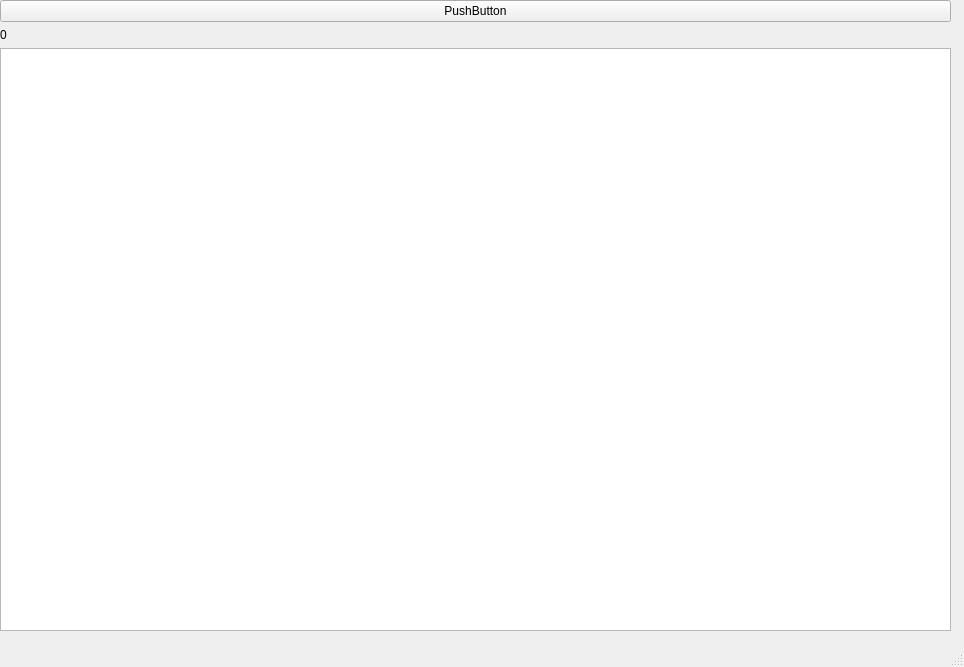
robomarvin1501/DISLoggerAndSQLExporter, file DataExporter.ui: the form before one commit.
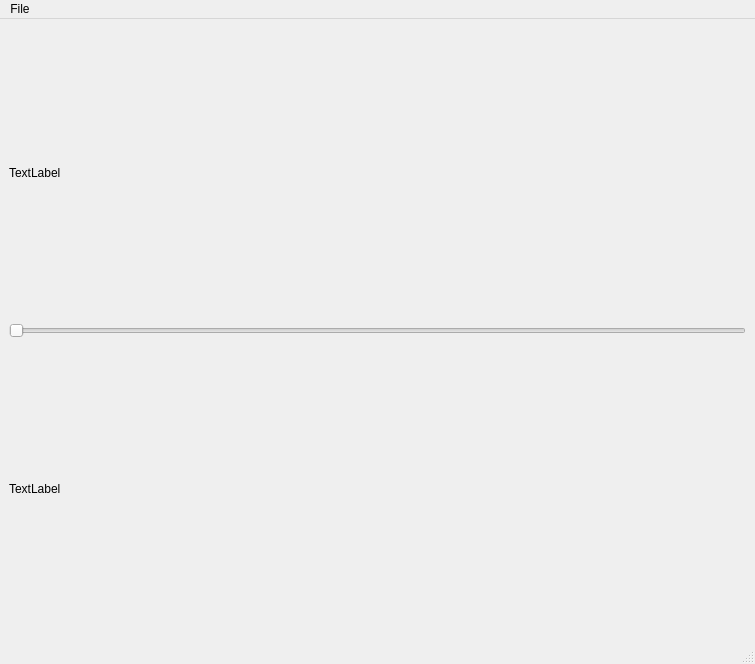
The form after the commit.

Commit message: Custom widget, and a bunch of temporary ideas in the UI

Patch:
```diff
--- a/DataExporter.ui
+++ b/DataExporter.ui
@@ -6,64 +6,58 @@
    <rect>
     <x>0</x>
     <y>0</y>
-    <width>964</width>
-    <height>667</height>
+    <width>755</width>
+    <height>664</height>
    </rect>
   </property>
   <property name="windowTitle">
    <string>MainWindow</string>
   </property>
   <widget class="QWidget" name="centralwidget">
-   <widget class="QWidget" name="verticalLayoutWidget">
-    <property name="geometry">
-     <rect>
-      <x>0</x>
-      <y>0</y>
-      <width>951</width>
-      <height>631</height>
-     </rect>
-    </property>
-    <layout class="QVBoxLayout" name="verticalLayout">
-     <property name="sizeConstraint">
-      <enum>QLayout::SetNoConstraint</enum>
-     </property>
-     <item>
-      <widget class="QPushButton" name="record_toggle">
-       <property name="enabled">
-        <bool>true</bool>
-       </property>
+   <layout class="QGridLayout" name="gridLayout">
+    <item row="1" column="0">
+     <widget class="QSlider" name="horizontalSlider">
+      <property name="cursor">
+       <cursorShape>SizeHorCursor</cursorShape>
+      </property>
+      <property name="orientation">
+       <enum>Qt::Horizontal</enum>
+      </property>
+     </widget>
+    </item>
+    <item row="0" column="0">
+     <widget class="QLabel" name="label_current_time">
        <property name="text">
-        <string>PushButton</string>
-       </property>
-       <property name="checkable">
-        <bool>true</bool>
-       </property>
-      </widget>
-     </item>
-     <item>
-      <widget class="QLabel" name="message_count">
+       <string>TextLabel</string>
+      </property>
+     </widget>
+    </item>
+    <item row="2" column="0">
+     <widget class="QLabel" name="label_maximum_time">
        <property name="text">
-        <string>0</string>
+       <string>TextLabel</string>
        </property>
       </widget>
      </item>
-     <item>
-      <widget class="QListWidget" name="stdout_listwidget"/>
-     </item>
-    </layout>
-   </widget>
-  </widget>
+   </layout>
+  </widget>
   <widget class="QMenuBar" name="menubar">
    <property name="geometry">
     <rect>
      <x>0</x>
      <y>0</y>
-     <width>964</width>
+     <width>755</width>
      <height>21</height>
     </rect>
    </property>
-  </widget>
-  <widget class="QStatusBar" name="statusbar"/>
+   <widget class="QMenu" name="menuFile">
+    <property name="title">
+     <string>File</string>
+    </property>
+   </widget>
+   <addaction name="menuFile"/>
+  </widget>
+  <widget class="QStatusBar" name="statusBar"/>
  </widget>
  <resources/>
  <connections/>
```
Lines whose indentation alone changed are shown as unchanged. The commit also changes 3 other files.
